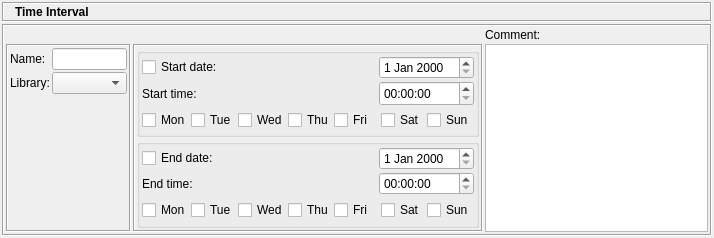
This is src/gui/timedialog_q.ui in fwbuilder/fwbuilder as Qt 5 draws it before an edit. The edited form follows.
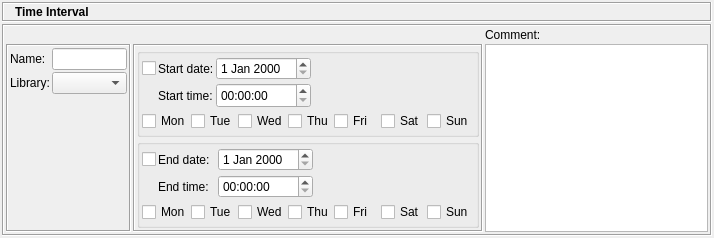
This is the edited form. Icons and pictures are not drawn.

```diff
--- a/src/gui/timedialog_q.ui
+++ b/src/gui/timedialog_q.ui
@@ -305,23 +305,17 @@
               <item row="0" column="0" >
                <widget class="QCheckBox" name="useStartDate" >
                 <property name="text" >
+                 <string/>
+                </property>
+               </widget>
+              </item>
+              <item row="0" column="1" >
+               <widget class="QLabel" name="label" >
+                <property name="text" >
                  <string>Start date:</string>
                 </property>
                </widget>
               </item>
-              <item row="0" column="1" >
-               <spacer>
-                <property name="orientation" >
-                 <enum>Qt::Horizontal</enum>
-                </property>
-                <property name="sizeHint" >
-                 <size>
-                  <width>40</width>
-                  <height>20</height>
-                 </size>
-                </property>
-               </spacer>
-              </item>
               <item row="0" column="2" >
                <widget class="QDateEdit" name="startDate" >
                 <property name="date" >
@@ -333,7 +327,20 @@
                 </property>
                </widget>
               </item>
-              <item row="1" column="0" >
+              <item row="0" column="3" >
+               <spacer>
+                <property name="orientation" >
+                 <enum>Qt::Horizontal</enum>
+                </property>
+                <property name="sizeHint" >
+                 <size>
+                  <width>101</width>
+                  <height>25</height>
+                 </size>
+                </property>
+               </spacer>
+              </item>
+              <item row="1" column="1" >
                <widget class="QLabel" name="textLabel1_3" >
                 <property name="text" >
                  <string>Start time:</string>
@@ -343,19 +350,6 @@
                 </property>
                </widget>
               </item>
-              <item row="1" column="1" >
-               <spacer>
-                <property name="orientation" >
-                 <enum>Qt::Horizontal</enum>
-                </property>
-                <property name="sizeHint" >
-                 <size>
-                  <width>40</width>
-                  <height>20</height>
-                 </size>
-                </property>
-               </spacer>
-              </item>
               <item row="1" column="2" >
                <widget class="QTimeEdit" name="startTime" >
                 <property name="minimumSize" >
@@ -366,7 +360,20 @@
                 </property>
                </widget>
               </item>
-              <item row="2" column="0" colspan="3" >
+              <item row="1" column="3" >
+               <spacer>
+                <property name="orientation" >
+                 <enum>Qt::Horizontal</enum>
+                </property>
+                <property name="sizeHint" >
+                 <size>
+                  <width>111</width>
+                  <height>20</height>
+                 </size>
+                </property>
+               </spacer>
+              </item>
+              <item row="2" column="0" colspan="4" >
                <widget class="QFrame" name="frame" >
                 <property name="frameShape" >
                  <enum>QFrame::NoFrame</enum>
@@ -472,27 +479,21 @@
               <property name="verticalSpacing" >
                <number>2</number>
               </property>
-              <item row="0" column="0" colspan="2" >
+              <item row="0" column="0" >
                <widget class="QCheckBox" name="useEndDate" >
                 <property name="text" >
-                 <string>End date:</string>
+                 <string/>
+                </property>
+               </widget>
+              </item>
+              <item row="0" column="1" >
+               <widget class="QLabel" name="label_2" >
+                <property name="text" >
+                 <string>End date:  </string>
                 </property>
                </widget>
               </item>
               <item row="0" column="2" >
-               <spacer>
-                <property name="orientation" >
-                 <enum>Qt::Horizontal</enum>
-                </property>
-                <property name="sizeHint" >
-                 <size>
-                  <width>40</width>
-                  <height>20</height>
-                 </size>
-                </property>
-               </spacer>
-              </item>
-              <item row="0" column="3" >
                <widget class="QDateEdit" name="endDate" >
                 <property name="date" >
                  <date>
@@ -503,7 +504,20 @@
                 </property>
                </widget>
               </item>
-              <item row="1" column="0" >
+              <item row="0" column="3" >
+               <spacer>
+                <property name="orientation" >
+                 <enum>Qt::Horizontal</enum>
+                </property>
+                <property name="sizeHint" >
+                 <size>
+                  <width>101</width>
+                  <height>25</height>
+                 </size>
+                </property>
+               </spacer>
+              </item>
+              <item row="1" column="1" >
                <widget class="QLabel" name="textLabel1_3_2" >
                 <property name="text" >
                  <string>End time:</string>
@@ -513,22 +527,22 @@
                 </property>
                </widget>
               </item>
-              <item row="1" column="1" colspan="2" >
-               <spacer>
-                <property name="orientation" >
-                 <enum>Qt::Horizontal</enum>
-                </property>
-                <property name="sizeHint" >
-                 <size>
-                  <width>40</width>
-                  <height>20</height>
-                 </size>
-                </property>
-               </spacer>
-              </item>
-              <item row="1" column="3" >
+              <item row="1" column="2" >
                <widget class="QTimeEdit" name="endTime" />
               </item>
+              <item row="1" column="3" >
+               <spacer>
+                <property name="orientation" >
+                 <enum>Qt::Horizontal</enum>
+                </property>
+                <property name="sizeHint" >
+                 <size>
+                  <width>101</width>
+                  <height>25</height>
+                 </size>
+                </property>
+               </spacer>
+              </item>
               <item row="2" column="0" colspan="4" >
                <widget class="QFrame" name="frame_2" >
                 <property name="frameShape" >
```
